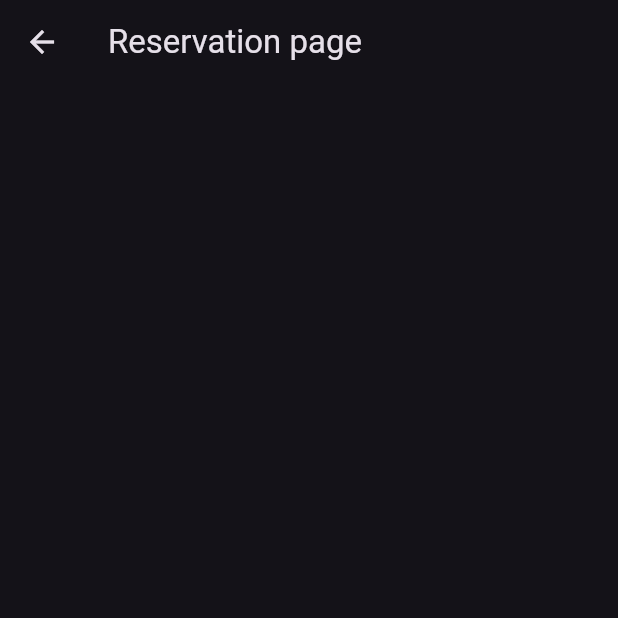
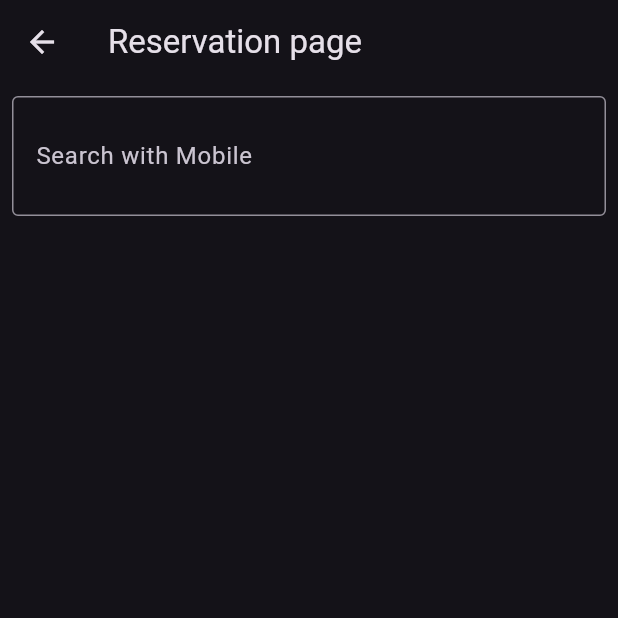
Before and after one commit to eugensosna/bus_reserv, a Flutter app: the ReservationPage screen opened by its route, on a phone screen of 412 x 824 dp, the top half of it. Run offline on Flutter 3.47's test engine with Material 3 defaults, Android fonts, the phone set to English and light mode, and no system bars.

Commit message:
add search bottom and filter

```diff
--- /dev/null
+++ b/bus_client/lib/customswidgets/searchs_box.dart
@@ -0,0 +1,36 @@
+import 'package:flutter/material.dart';
+
+class SearchsBox extends StatefulWidget {
+  final Function(String) onSubmit;
+  const SearchsBox({Key? key, required this.onSubmit}) : super(key: key);
+
+  @override
+  _SearchsBoxState createState() => _SearchsBoxState();
+}
+
+class _SearchsBoxState extends State<SearchsBox> {
+  final _searchController = TextEditingController();
+  @override
+  Widget build(BuildContext context) {
+    return Padding(
+      padding: const EdgeInsets.all(8.0),
+      child: TextField(
+        onSubmitted: (value) {
+          widget.onSubmit(_searchController.text);
+        },
+        keyboardType: TextInputType.phone,
+        controller: _searchController,
+        decoration: InputDecoration(
+          border: const OutlineInputBorder(),
+          labelText: 'Search with Mobile',
+          suffix: IconButton(
+              icon: const Icon(Icons.search),
+              onPressed: () {
+                if (_searchController.text.isEmpty) return;
+                widget.onSubmit(_searchController.text);
+              }),
+        ),
+      ),
+    );
+  }
+}
--- a/bus_client/lib/datasource/dummy_data_source.dart
+++ b/bus_client/lib/datasource/dummy_data_source.dart
@@ -69,9 +69,11 @@ class DummyDataSource extends Datasource {
   }
 
   @override
-  Future<List<BusReservation>> getReservationByMobile(String mobile) {
-    // TODO: implement getReservationByMobile
-    throw UnimplementedError();
+  Future<List<BusReservation>> getReservationByMobile(String mobile) async {
+    return TempDB.tableReservation
+        .where((element) => element.customer.mobile.contains(mobile))
+        .toList();
+
   }
 
   @override
--- a/bus_client/lib/providers/app_data_provider.dart
+++ b/bus_client/lib/providers/app_data_provider.dart
@@ -45,6 +45,10 @@ class AppDataProvider extends ChangeNotifier {
     notifyListeners();
     return _reservationList;
   }
+
+  Future<List<BusReservation>> getReservationsByMobile(String mobile) async {
+    return _datasource.getReservationByMobile(mobile);
+  }
   Future<ResponseModel> addBus(Bus bus) {
     return _datasource.addBus(bus);
   }
```
Also changed, not shown: bus_client/lib/pages/reservation_page.dart (+16 -0 lines).
